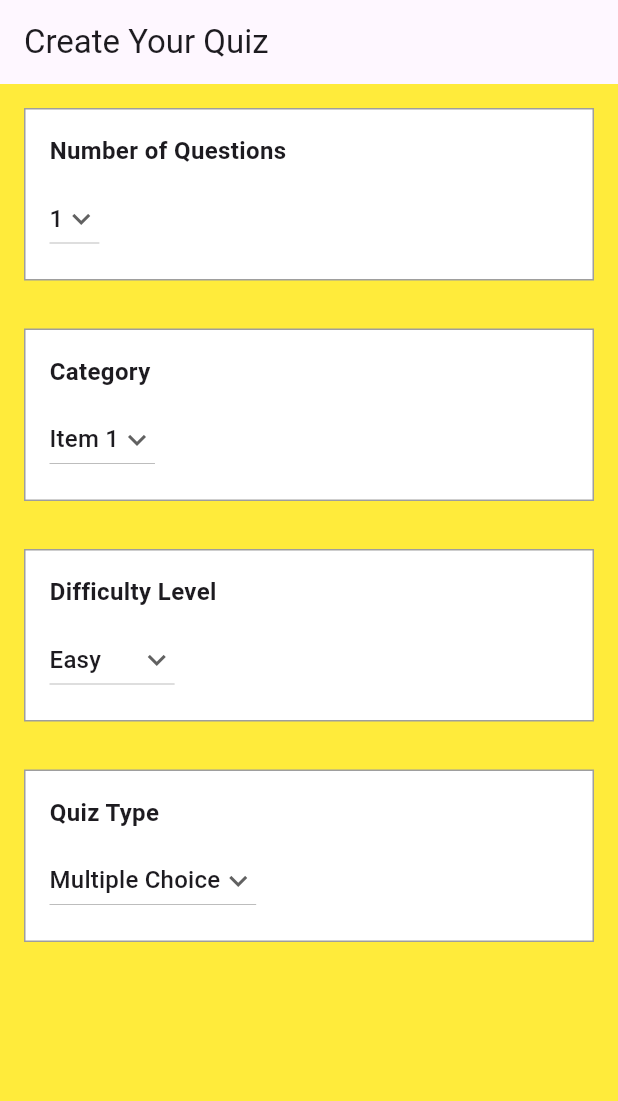
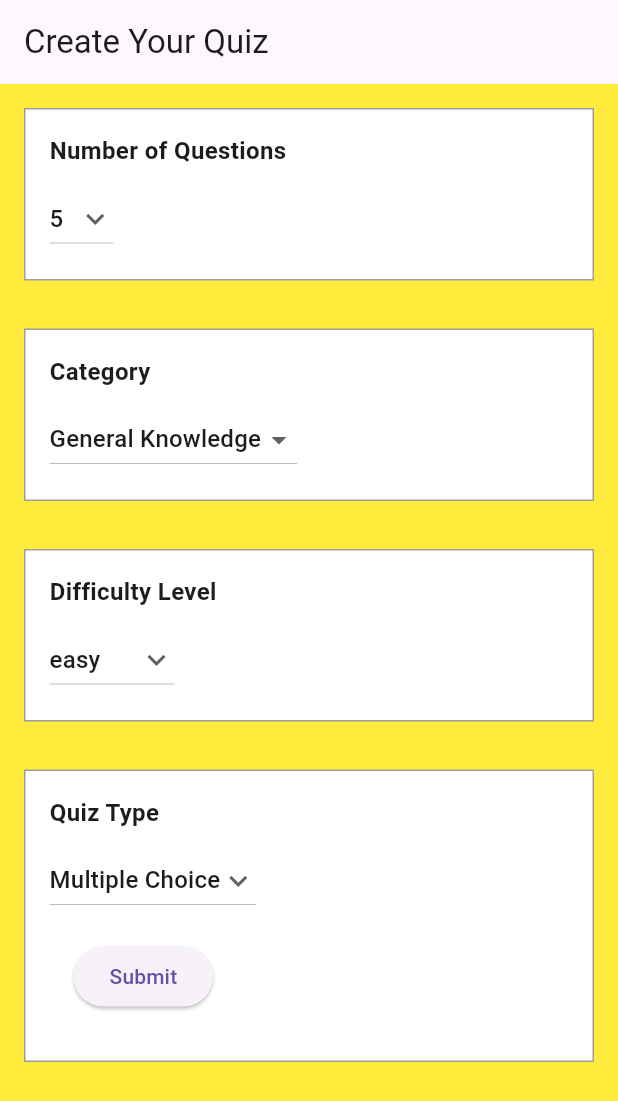
Before and after one commit to NyimaG/Quiz_App, a Flutter app: the screen it shows after launch, on a phone screen of 412 x 824 dp. Shown: the top 1101 px of the screen. Run offline on Flutter 3.47's test engine with Material 3 defaults, Android fonts, the phone set to English and light mode, and no system bars.

Commit message:
updated dropdown items to match how it will be recieved when fetching quiz data

```diff
--- a/lib/screens/quizoptions.dart
+++ b/lib/screens/quizoptions.dart
@@ -1,4 +1,9 @@
 import 'package:flutter/material.dart';
+//import 'package:quiz_app/services/api_service.dart';
+//import 'dart:convert';
+//import 'package:http/http.dart' as http;
+import 'package:quiz_app/screens/quiz_screen.dart';
+//import '../models/question.dart';
 
 class quiz extends StatefulWidget {
   const quiz({Key? key}) : super(key: key);
@@ -8,36 +13,47 @@ class quiz extends StatefulWidget {
 }
 
 class _quizState extends State<quiz> {
-  String dropdownnumber = '1';
-  String dropdowncat = 'Item 1';
-  String dropdowntype = 'Multiple Choice';
-  String dropdownlevel = 'Easy';
+  String dropdownnumber = '5';
+  String dropdowncat = '9';
+  String dropdowntype = 'multiple';
+  String dropdownlevel = 'easy';
 
   // List of items in our dropdown menu
-  var number = [
-    '1',
-    '2',
-    '3',
-    '4',
+  final List<String> number = [
     '5',
+    '10',
+    '15',
+    '20',
   ];
 
-  var category = [
-    'Item 1',
-    'Item 2',
-    'Item 3',
-    'Item 4',
-    'Item 5',
+  final Map<String, String> category = {
+    'General Knowledge': '9',
+    'Science': '17',
+    'Math': '19',
+    'History': '23',
+  };
+  /*var category = [
+    'General Knowledge': '9',
+    'Science': '17',
+    'Math': '19',
+    'History': '23',
   ];
-  var type = [
+  */
+
+  final Map<String, String> type = {
+    'Multiple Choice': 'multiple',
+    'True/False': 'boolean',
+  };
+
+  /*var type = [
     'Multiple Choice',
     'True/False',
-  ];
+  ];*/
 
-  var level = [
-    'Easy',
-    'Medium',
-    'Hard',
+  final List<String> level = [
+    'easy',
+    'medium',
+    'hard',
   ];
 
   @override
@@ -47,8 +63,11 @@ class _quizState extends State<quiz> {
       appBar: AppBar(
         title: const Text("Create Your Quiz"),
       ),
-      body: ListView(
+      body: Column(
         //mainAxisAlignment: MainAxisAlignment.start,
+        children: [
+          Expanded(
+            child: ListView(
               children: [
                 //DROPDOWN FOR # OF QUESTIONS
                 Container(
@@ -64,9 +83,11 @@ class _quizState extends State<quiz> {
                     children: [
                       Text(
                         "Number of Questions",
-                  style: TextStyle(fontSize: 16, fontWeight: FontWeight.bold),
+                        style: TextStyle(
+                            fontSize: 16, fontWeight: FontWeight.bold),
                       ),
-                SizedBox(height: 10), // Spacing between title and dropdown
+                      SizedBox(
+                          height: 10), // Spacing between title and dropdown
                       DropdownButton(
                         value: dropdownnumber,
                         icon: const Icon(Icons.keyboard_arrow_down),
@@ -100,13 +121,28 @@ class _quizState extends State<quiz> {
                     children: [
                       Text(
                         "Category",
-                  style: TextStyle(fontSize: 16, fontWeight: FontWeight.bold),
+                        style: TextStyle(
+                            fontSize: 16, fontWeight: FontWeight.bold),
                       ),
                       SizedBox(height: 10),
                       DropdownButton(
                         value: dropdowncat,
+                        items: category.entries.map((entry) {
+                          return DropdownMenuItem<String>(
+                            value: entry.value, // Store the ID as the value
+                            child: Text(entry.key), // Display the category name
+                          );
+                        }).toList(),
+                        onChanged: (value) {
+                          setState(() {
+                            dropdowncat = value!;
+                          });
+                        },
+                      ),
+                      /*value: dropdowncat,
                         icon: const Icon(Icons.keyboard_arrow_down),
-                  items: category.map((String items) {
+                        items: category.keys.toList(),
+                        //items: category.map((String items) {
                           return DropdownMenuItem(
                             value: items,
                             child: Text(items),
@@ -116,8 +152,7 @@ class _quizState extends State<quiz> {
                           setState(() {
                             dropdowncat = newValue!;
                           });
-                  },
-                ),
+                        },*/
                     ],
                   ),
                 ),
@@ -136,7 +171,8 @@ class _quizState extends State<quiz> {
                     children: [
                       Text(
                         "Difficulty Level",
-                  style: TextStyle(fontSize: 16, fontWeight: FontWeight.bold),
+                        style: TextStyle(
+                            fontSize: 16, fontWeight: FontWeight.bold),
                       ),
                       SizedBox(height: 10),
                       DropdownButton(
@@ -172,16 +208,17 @@ class _quizState extends State<quiz> {
                     children: [
                       Text(
                         "Quiz Type",
-                  style: TextStyle(fontSize: 16, fontWeight: FontWeight.bold),
+                        style: TextStyle(
+                            fontSize: 16, fontWeight: FontWeight.bold),
                       ),
                       SizedBox(height: 10),
                       DropdownButton(
                         value: dropdowntype,
                         icon: const Icon(Icons.keyboard_arrow_down),
-                  items: type.map((String items) {
+                        items: type.entries.map((entry) {
                           return DropdownMenuItem(
-                      value: items,
-                      child: Text(items),
+                            value: entry.value,
+                            child: Text(entry.key),
                           );
                         }).toList(),
                         onChanged: (String? newValue) {
@@ -189,6 +226,29 @@ class _quizState extends State<quiz> {
                             dropdowntype = newValue!;
                           });
                         },
+                      ),
+                      Padding(
+                        padding: const EdgeInsets.all(16.0),
+                        child: ElevatedButton(
+                          onPressed: () => {
+                            // Handle button press
+                            Navigator.push(
+                              context,
+                              MaterialPageRoute(
+                                builder: (context) => QuizScreen(
+                                  number: dropdownnumber,
+                                  category: dropdowncat,
+                                  difficulty: dropdownlevel,
+                                  type: dropdowntype,
+                                ),
+                              ),
+                            )
+                          },
+                          child: Text("Submit"),
+                        ),
+                      ),
+                    ],
+                  ),
                 ),
               ],
             ),
```
Also changed, not shown: lib/screens/quiz_screen.dart (+18 -1 lines), lib/services/api_service.dart (+11 -2 lines). Lines whose indentation alone changed are shown as unchanged.
